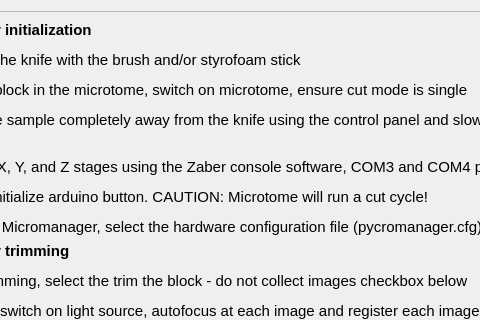
ckolluru/3D-MUSE-acquire, file helpwindow.ui: the form before one commit; both pictures show x 85 to 565 and y 0 to 320 of the 961 by 894 pixel window.
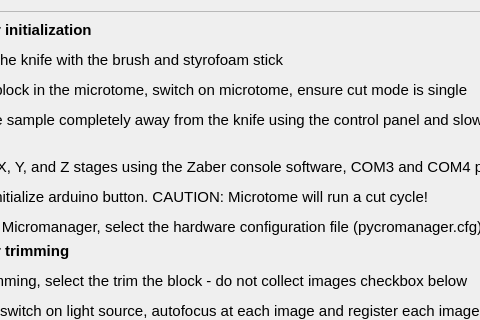
The form after the commit.

```diff
--- a/helpwindow.ui
+++ b/helpwindow.ui
@@ -23,7 +23,7 @@
       <property name="geometry">
        <rect>
         <x>0</x>
-        <y>-178</y>
+        <y>0</y>
         <width>924</width>
         <height>1052</height>
        </rect>
@@ -46,7 +46,7 @@
           </font>
          </property>
          <property name="text">
-          <string>&lt;html&gt;&lt;head/&gt;&lt;body&gt;&lt;p&gt;&lt;span style=&quot; font-weight:600;&quot;&gt;Steps for initialization&lt;/span&gt;&lt;/p&gt;&lt;p&gt;1. Clean the knife with the brush and/or styrofoam stick &lt;/p&gt;&lt;p&gt;2. Place block in the microtome, switch on microtome, ensure cut mode is single &lt;/p&gt;&lt;p&gt;3. Pull the sample completely away from the knife using the control panel and slowly advance so that it is close to the knife, but not touching &lt;/p&gt;&lt;p&gt;4. Home X, Y, and Z stages using the Zaber console software, COM3 and COM4 ports. Close the Zaber console software &lt;/p&gt;&lt;p&gt;5.Press initialize arduino button. CAUTION: Microtome will run a cut cycle!&lt;/p&gt;&lt;p&gt;6.Launch Micromanager, select the hardware configuration file (pycromanager.cfg)&lt;/p&gt;&lt;/body&gt;&lt;/html&gt;</string>
+          <string>&lt;html&gt;&lt;head/&gt;&lt;body&gt;&lt;p&gt;&lt;span style=&quot; font-weight:600;&quot;&gt;Steps for initialization&lt;/span&gt;&lt;/p&gt;&lt;p&gt;1. Clean the knife with the brush and styrofoam stick &lt;/p&gt;&lt;p&gt;2. Place block in the microtome, switch on microtome, ensure cut mode is single &lt;/p&gt;&lt;p&gt;3. Pull the sample completely away from the knife using the control panel and slowly advance so that it is close to the knife, but not touching &lt;/p&gt;&lt;p&gt;4. Home X, Y, and Z stages using the Zaber console software, COM3 and COM4 ports. Close the Zaber console software &lt;/p&gt;&lt;p&gt;5.Press initialize arduino button. CAUTION: Microtome will run a cut cycle!&lt;/p&gt;&lt;p&gt;6.Launch Micromanager, select the hardware configuration file (pycromanager.cfg)&lt;/p&gt;&lt;/body&gt;&lt;/html&gt;</string>
          </property>
          <property name="wordWrap">
           <bool>true</bool>
```
